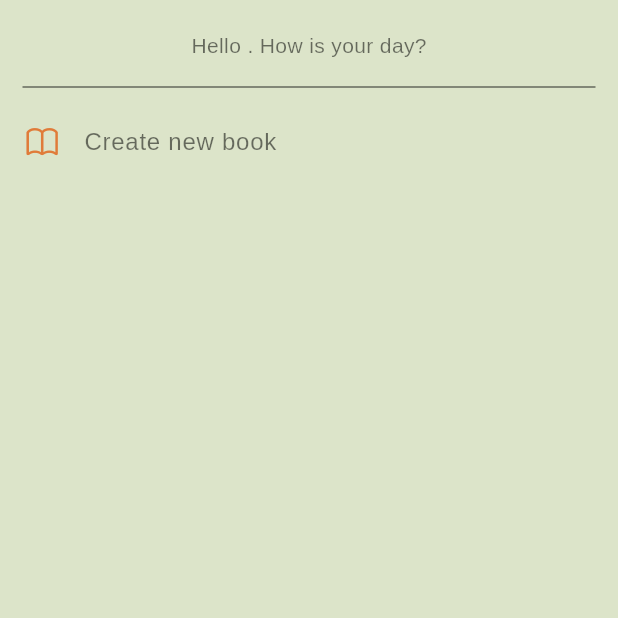
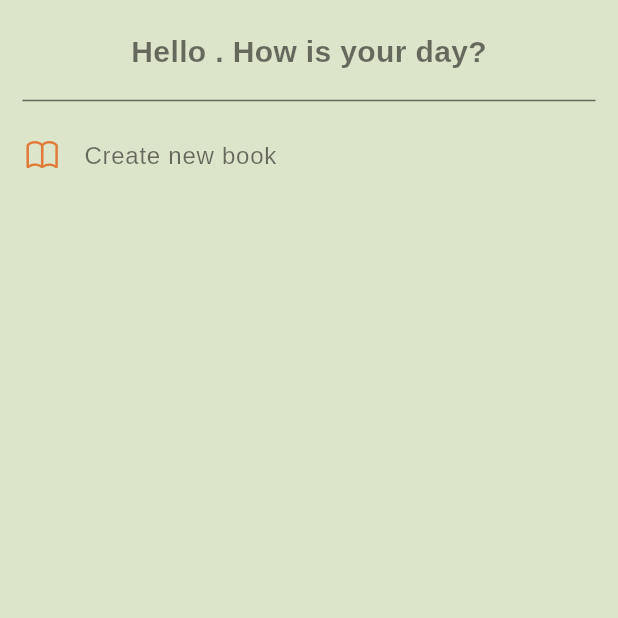
Before and after one commit to baturalpkahveci/flutter-author-reader-app, a Flutter app: the AdminPage screen opened directly, on a phone screen of 412 x 824 dp, the top half of it. Run offline on Flutter 3.47's test engine with Material 3 defaults, Android fonts, the phone set to English and light mode, and no system bars; our stand-ins replace cloud_firestore, firebase_auth, firebase_core, flutter_login, flutter_svg; accounts and stored records are empty.

Commit message:
Minor changes.

```diff
--- a/lib/pages/admin_page.dart
+++ b/lib/pages/admin_page.dart
@@ -34,7 +34,8 @@ class _AdminPageState extends State<AdminPage> {
                 style: TextStyle(
                   color: AppColors.primaryColor,
                   fontFamily: 'liberation_sans',
-                  fontSize: 14
+                  fontSize: 20,
+                  fontWeight: FontWeight.bold,
                 ),
               ),
             ),
--- a/lib/pages/home.dart
+++ b/lib/pages/home.dart
@@ -145,7 +145,7 @@ class _HomePageState extends State<HomePage> {
       elevation: 0,
       title: Center(
         child: Text(
-          'Author - Reader App',
+          'Readdict',
           style: TextStyle(
             fontFamily: 'holen_vintage',
             color: Colors.white,
```
